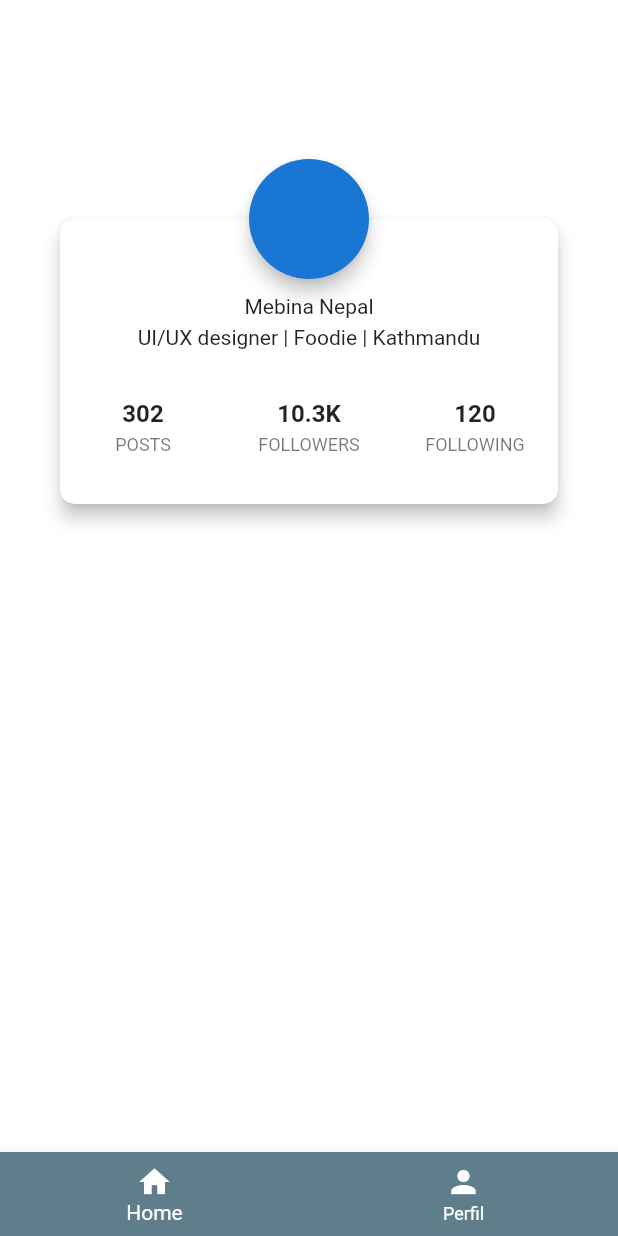
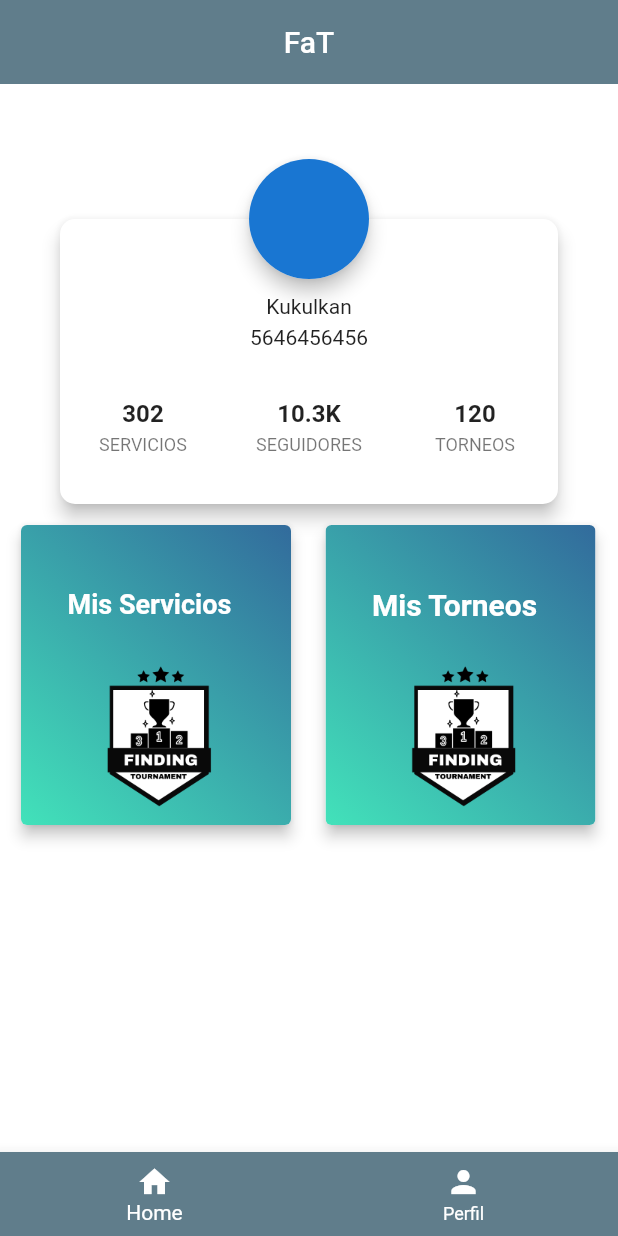
Before and after one commit to IsaiVazqez/FaT5C, a Flutter app: the HomeScreen screen opened by its route, on a phone screen of 412 x 824 dp. Run offline on Flutter 3.47's test engine with Material 2 defaults, Android fonts, the phone set to English and light mode, and no system bars; our stand-ins replace animated_splash_screen, datetime_picker_formfield, google_nav_bar, image_picker, line_icons, shared_preferences; accounts and stored records are empty.

```diff
--- a/lib/screens/home_screen.dart
+++ b/lib/screens/home_screen.dart
@@ -1,9 +1,8 @@
-import 'package:cached_network_image/cached_network_image.dart';
 import 'package:flutter/material.dart';
 
-import 'package:font_awesome_flutter/font_awesome_flutter.dart';
 import 'package:login/routes/app_routes.dart';
 import 'package:login/routes/tabnavigation.dart';
+import 'package:login/screens/screens.dart';
 
 class HomeScreen extends StatefulWidget {
   const HomeScreen({Key? key}) : super(key: key);
@@ -15,20 +14,40 @@ class _HomeScreenState extends State<HomeScreen> {
   int home = 0;
   @override
   Widget build(BuildContext context) {
-    var orangeTextStyle = const TextStyle(
-      color: Colors.deepOrange,
-    );
     return Scaffold(
       backgroundColor: Colors.white,
       appBar: AppBar(
-        backgroundColor: Colors.white,
+        title: const Text(
+          'FaT',
+        ),
+        backgroundColor: Colors.blueGrey,
         elevation: 0,
-        leading: Padding(
-          padding: const EdgeInsets.only(left: 16.0),
+        leading: const Padding(
+          padding: EdgeInsets.only(left: 16.0),
         ),
       ),
-      body: Stack(
-        children: <Widget>[_buildHeader(context)],
+      body: Column(
+        children: <Widget>[
+          _buildHeader(context),
+          Row(
+            children: [
+              GestureDetector(
+                  onTap: () {
+                    Navigator.push(
+                        context,
+                        MaterialPageRoute(
+                            builder: (context) => const ServicioHome()));
+                  },
+                  child: const cardServicios()),
+              GestureDetector(
+                  onTap: () {
+                    Navigator.push(context,
+                        MaterialPageRoute(builder: (context) => TorneosHome()));
+                  },
+                  child: const cardtorneos()),
+            ],
+          ),
+        ],
       ),
       bottomNavigationBar: BottomNavigationBar(
         type: BottomNavigationBarType.fixed,
@@ -58,24 +77,14 @@ class _HomeScreenState extends State<HomeScreen> {
     );
   }
 
-  Widget _buildListItem() {
-    return Container(
-      color: Colors.white,
-      padding: EdgeInsets.symmetric(horizontal: 20.0, vertical: 10.0),
-      child: ClipRRect(
-        borderRadius: BorderRadius.circular(5.0),
-      ),
-    );
-  }
-
   Container _buildHeader(BuildContext context) {
     return Container(
-        margin: EdgeInsets.only(top: 50.0),
+        margin: const EdgeInsets.only(top: 50.0),
         height: 240.0,
         child: Stack(
           children: <Widget>[
             Container(
-              padding: EdgeInsets.only(
+              padding: const EdgeInsets.only(
                   top: 40.0, left: 40.0, right: 40.0, bottom: 10.0),
               child: Material(
                 shape: RoundedRectangleBorder(
@@ -84,58 +93,58 @@ class _HomeScreenState extends State<HomeScreen> {
                 color: Colors.white,
                 child: Column(
                   children: <Widget>[
-                    SizedBox(
+                    const SizedBox(
                       height: 50.0,
                     ),
-                    Text(
-                      "Mebina Nepal",
+                    const Text(
+                      "Kukulkan",
+                    ),
+                    const SizedBox(
+                      height: 5.0,
+                    ),
+                    const Text("5646456456"),
+                    const SizedBox(
+                      height: 16.0,
                     ),
                     SizedBox(
-                      height: 5.0,
-                    ),
-                    Text("UI/UX designer | Foodie | Kathmandu"),
-                    SizedBox(
-                      height: 16.0,
-                    ),
-                    Container(
                       height: 40.0,
                       child: Row(
                         mainAxisAlignment: MainAxisAlignment.center,
                         children: <Widget>[
                           Expanded(
                             child: ListTile(
-                              title: Text(
+                              title: const Text(
                                 "302",
                                 textAlign: TextAlign.center,
                                 style: TextStyle(fontWeight: FontWeight.bold),
                               ),
-                              subtitle: Text("Posts".toUpperCase(),
+                              subtitle: Text("Servicios".toUpperCase(),
                                   textAlign: TextAlign.center,
-                                  style: TextStyle(fontSize: 12.0)),
+                                  style: const TextStyle(fontSize: 12.0)),
                             ),
                           ),
                           Expanded(
                             child: ListTile(
-                              title: Text(
+                              title: const Text(
                                 "10.3K",
                                 textAlign: TextAlign.center,
                                 style: TextStyle(fontWeight: FontWeight.bold),
                               ),
-                              subtitle: Text("Followers".toUpperCase(),
+                              subtitle: Text("Seguidores".toUpperCase(),
                                   textAlign: TextAlign.center,
-                                  style: TextStyle(fontSize: 12.0)),
+                                  style: const TextStyle(fontSize: 12.0)),
                             ),
                           ),
                           Expanded(
                             child: ListTile(
-                              title: Text(
+                              title: const Text(
                                 "120",
                                 textAlign: TextAlign.center,
                                 style: TextStyle(fontWeight: FontWeight.bold),
                               ),
-                              subtitle: Text("Following".toUpperCase(),
+                              subtitle: Text("Torneos".toUpperCase(),
                                   textAlign: TextAlign.center,
-                                  style: TextStyle(fontSize: 12.0)),
+                                  style: const TextStyle(fontSize: 12.0)),
                             ),
                           ),
                         ],
@@ -147,7 +156,7 @@ class _HomeScreenState extends State<HomeScreen> {
             ),
             Row(
               mainAxisAlignment: MainAxisAlignment.center,
-              children: <Widget>[
+              children: const <Widget>[
                 Material(
                   elevation: 5.0,
                   shape: CircleBorder(),
@@ -161,3 +170,117 @@ class _HomeScreenState extends State<HomeScreen> {
         ));
   }
 }
+
+class cardServicios extends StatelessWidget {
+  const cardServicios({Key? key}) : super(key: key);
+
+  @override
+  Widget build(BuildContext context) {
+    return Container(
+      alignment: Alignment.topLeft,
+      margin: const EdgeInsets.only(left: 10, right: 5, bottom: 10),
+      child: (Card(
+        clipBehavior: Clip.antiAlias,
+        shadowColor: Colors.black,
+        elevation: 4,
+        child: Container(
+          decoration: const BoxDecoration(
+            image: DecorationImage(
+                image: AssetImage('assets/logo.png'),
+                alignment: Alignment.bottomCenter,
+                scale: 4,
+                opacity: 50),
+            gradient: LinearGradient(
+              colors: [
+                Color.fromARGB(255, 50, 107, 156),
+                Color.fromARGB(255, 66, 226, 186)
+              ],
+              begin: Alignment.topRight,
+              end: Alignment.bottomLeft,
+            ),
+          ),
+          width: 180,
+          height: 200,
+          child: Padding(
+            padding: const EdgeInsets.all(15),
+            child: Row(
+              children: const [
+                SizedBox(
+                  height: 150,
+                  width: 150,
+                  child: ListTile(
+                    title: Text(
+                      'Mis Servicios',
+                      style: TextStyle(
+                        fontSize: 18,
+                        color: Colors.white,
+                        fontWeight: FontWeight.bold,
+                      ),
+                    ),
+                  ),
+                ),
+              ],
+            ),
+          ),
+        ),
+      )),
+    );
+  }
+}
+
+class cardtorneos extends StatelessWidget {
+  const cardtorneos({Key? key}) : super(key: key);
+
+  @override
+  Widget build(BuildContext context) {
+    return Container(
+      alignment: Alignment.topRight,
+      margin: const EdgeInsets.only(left: 10, right: 10, bottom: 10),
+      child: (Card(
+        clipBehavior: Clip.antiAlias,
+        shadowColor: Colors.black,
+        elevation: 4,
+        child: Container(
+          decoration: const BoxDecoration(
+            image: DecorationImage(
+                image: AssetImage('assets/logo.png'),
+                alignment: Alignment.bottomCenter,
+                scale: 4,
+                opacity: 50),
+            gradient: LinearGradient(
+              colors: [
+                Color.fromARGB(255, 50, 107, 156),
+                Color.fromARGB(255, 66, 226, 186)
+              ],
+              begin: Alignment.topRight,
+              end: Alignment.bottomLeft,
+            ),
+          ),
+          width: 180,
+          height: 200,
+          child: Padding(
+            padding: const EdgeInsets.all(15),
+            child: Row(
+              children: const [
+                SizedBox(
+                  height: 150,
+                  width: 150,
+                  child: ListTile(
+                    title: Text(
+                      'Mis Torneos',
+                      style: TextStyle(
+                        fontSize: 20,
+                        color: Colors.white,
+                        fontWeight: FontWeight.bold,
+                      ),
+                    ),
+                  ),
+                ),
+              ],
+            ),
+          ),
+        ),
+      )),
+    );
+  }
+}
```
Also changed, not shown: lib/screens/profile_page.dart (+22 -26 lines).
